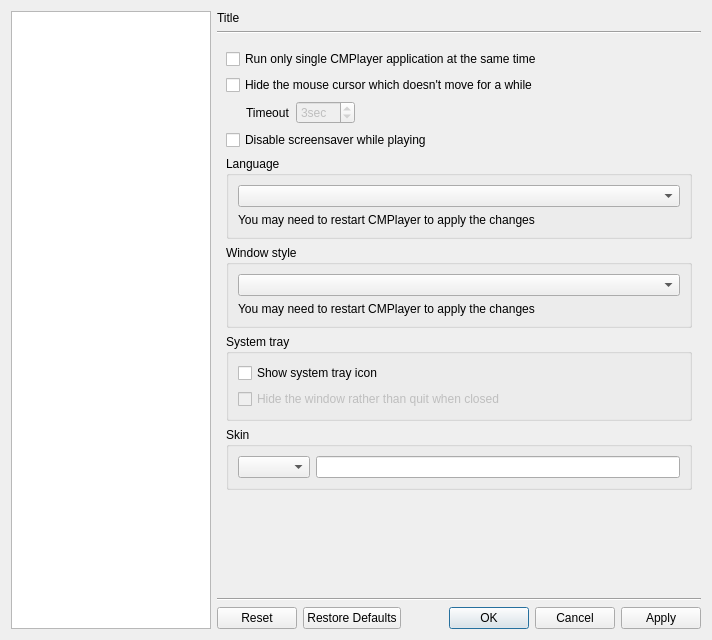
Old version of the form src/cmplayer/ui/prefdialog.ui in the repository bylee20/bomi.
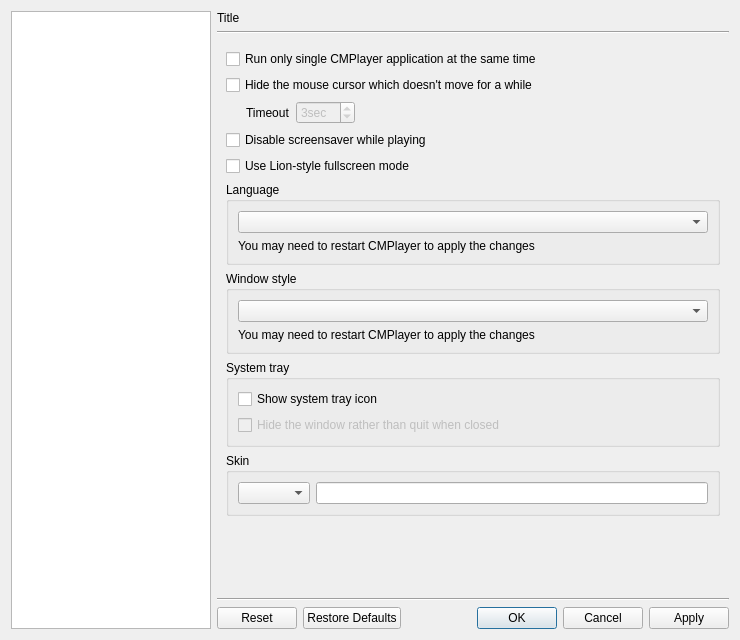
New version of the form. The open tabs and pages were chosen to show the change. Icons and pictures are not drawn. Custom widgets are drawn as their Qt base class.

Commit message: * Fix: 'Open from file manager' wasn't saved * Fix: 'Open by drag-and-drop' wasn't saved * Fix: sometimes auto-pause and replay on hiding and showing fails * Fix: wrong behavior on opening media when minimized * Fix: wrong window title when the location is invalid * New: Lion-style fullscreen can be disabled * Mod: default shortcut for 'Close': Cmd/Ctrl + Q

Diff of the .ui file:
```diff
--- a/src/cmplayer/ui/prefdialog.ui
+++ b/src/cmplayer/ui/prefdialog.ui
@@ -6,7 +6,7 @@
    <rect>
     <x>0</x>
     <y>0</y>
-    <width>712</width>
+    <width>740</width>
     <height>640</height>
    </rect>
   </property>
@@ -1327,6 +1327,13 @@
            </property>
           </widget>
          </item>
+         <item>
+          <widget class="QCheckBox" name="lion_style_fullscreen">
+           <property name="text">
+            <string>Use Lion-style fullscreen mode</string>
+           </property>
+          </widget>
+         </item>
          <item>
           <widget class="QGroupBox" name="groupBox_15">
            <property name="title">
```
Left out of the diff: 14 changed lines with no effect on the pictures. The commit also changes 16 other files.
